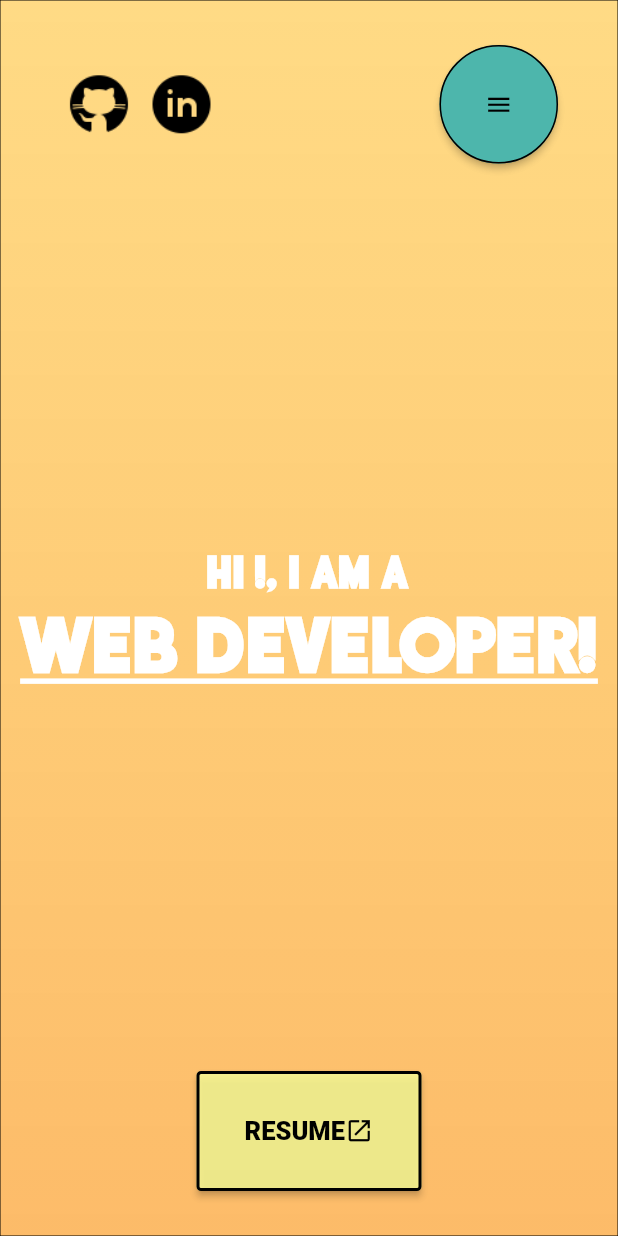
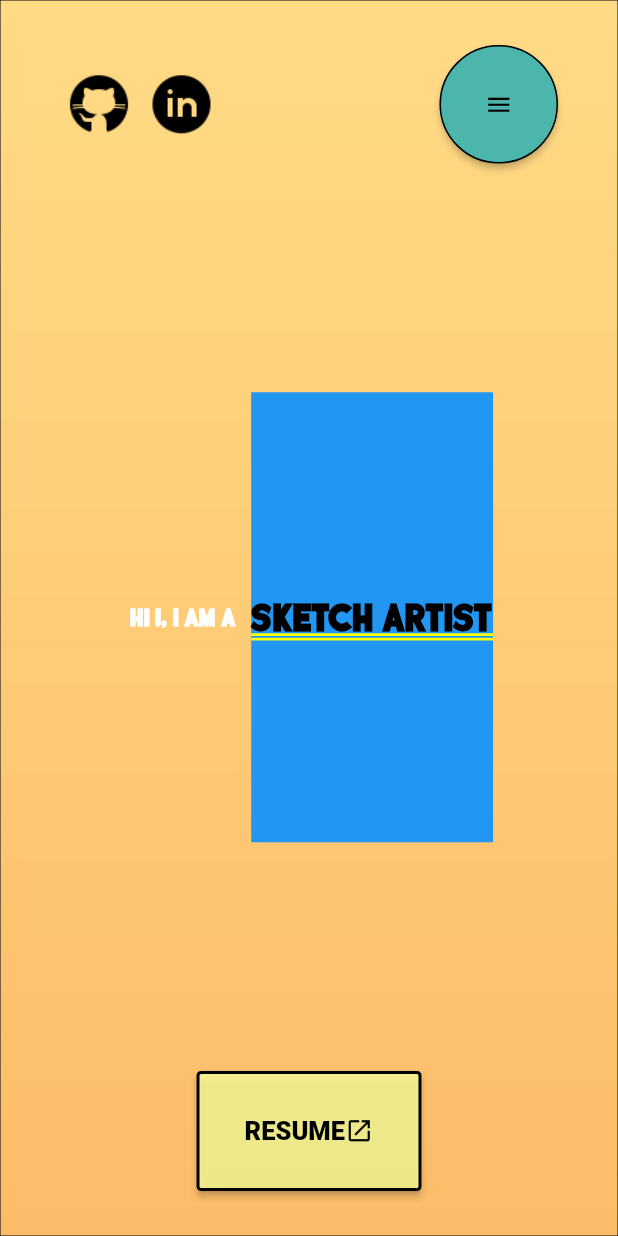
Before and after one commit to DXTkastb/portfolio, a Flutter app: the screen it shows after launch, on a phone screen of 412 x 824 dp. Run offline on Flutter 3.47's test engine with Material 2 defaults, Android fonts, the phone set to English and light mode, and no system bars; missing offline and left inert: universal_html.

Commit message:
added animation beta

```diff
--- a/lib/homescreen/ColumnChildren.dart
+++ b/lib/homescreen/ColumnChildren.dart
@@ -1,5 +1,5 @@
-import 'dart:ui';
 import 'package:flutter/material.dart';
+import './midtext.dart';
 import '../buttons/resumebutton.dart';
 import '../homescreen/TabLinks.dart';
 
@@ -23,41 +23,7 @@ class ColumnChildren extends StatelessWidget {
               const EdgeInsets.only(top: 30, bottom: 0, left: 40, right: 40),
           child: TabLinks(ismobile),
         ),
-        Container(
-            height: 300,
-            alignment: Alignment.center,
-            child: RichText(
-              text: TextSpan(
-                children: [
-                  TextSpan(
-                    text: 'Hi !, I am a ',
-                    style: TextStyle(
-                      decoration: TextDecoration.none,
-                      fontWeight: FontWeight.bold,
-                      fontSize:
-                          (ismobile) ? 30 : (constraints.maxWidth * 0.038),
-                      color: Colors.white,
-                      // const Color.fromRGBO(34, 87, 126, 1.0),
-                      fontFamily: 'disp',
-                    ),
-                  ),
-                  (ismobile)
-                      ? const TextSpan(text: '\n')
-                      : const TextSpan(text: ''),
-                  TextSpan(
-                    text: 'Web Developer!',
-                    style: TextStyle(
-                      fontFamily: 'disp',
-                      decoration: TextDecoration.underline,
-                      fontWeight: FontWeight.bold,
-                      fontSize:
-                          (ismobile) ? 50 : (constraints.maxWidth * 0.060),
-                    ),
-                  ),
-                ],
-              ),
-              textAlign: TextAlign.center,
-            )),
+        MidText(constraints),
         Padding(
           padding: const EdgeInsets.only(bottom: 30),
           child: ResumeButton("RESUME", true, Colors.black,
@@ -67,3 +33,49 @@ class ColumnChildren extends StatelessWidget {
     );
   }
 }
+
+// class Midtext2 extends StatelessWidget {
+//   BoxConstraints box;
+//
+//   Midtext2(this.box);
+//
+//   @override
+//   Widget build(BuildContext context) {
+//     return Container(
+//         height: 300,
+//         alignment: Alignment.center,
+//         child: RichText(
+//           text: TextSpan(
+//             children: [
+//               TextSpan(
+//                 text: 'Hi !, I am a ',
+//                 style: TextStyle(
+//                   decoration: TextDecoration.none,
+//                   fontWeight: FontWeight.bold,
+//                   fontSize:
+//                   (false) ? 30 : (box.maxWidth * 0.038),
+//                   color: Colors.white,
+//                   // const Color.fromRGBO(34, 87, 126, 1.0),
+//                   fontFamily: 'disp',
+//                 ),
+//               ),
+//               (false)
+//                   ? const TextSpan(text: '\n')
+//                   : const TextSpan(text: ''),
+//               TextSpan(
+//                 text: 'Web Developer!',
+//                 style: TextStyle(
+//                   color: Colors.black,
+//                   fontFamily: 'disp',
+//                   decoration: TextDecoration.underline,
+//                   fontWeight: FontWeight.bold,
+//                   fontSize:
+//                   (false) ? 50 : (box.maxWidth * 0.060),
+//                 ),
+//               ),
+//             ],
+//           ),
+//           textAlign: TextAlign.center,
+//         ));
+//   }
+// }
--- /dev/null
+++ b/lib/homescreen/midtext.dart
@@ -0,0 +1,98 @@
+import 'dart:async';
+
+import 'package:flutter/material.dart';
+
+class MidText extends StatefulWidget {
+  final BoxConstraints box;
+  MidText(this.box);
+  @override
+  State<StatefulWidget> createState() {
+    // TODO: implement createState
+    return MidTextState();
+  }
+}
+
+class MidTextState extends State<MidText> with SingleTickerProviderStateMixin {
+  var s = 'abc';
+  int index = 0;
+  late AnimationController ac;
+  late Animation<double> animation;
+  late bool goingahead;
+
+  @override
+  void initState() {
+    goingahead = false;
+
+    ac = AnimationController(
+      duration: const Duration(milliseconds: 300),
+      reverseDuration: const Duration(milliseconds: 400),
+      vsync: this,
+    );
+    animation = Tween(begin: 0.0, end: 500.0)
+        .animate(CurvedAnimation(parent: ac, curve: Curves.linear));
+    animation.addListener(() {
+      setState(() {});
+    });
+    super.initState();
+  }
+
+  List<String> str = ['Web Developer!','Mobile App Developer','Sketch Artist','Photographer'];
+
+  @override
+  void didChangeDependencies() {
+    Timer.periodic(const Duration(milliseconds: 3000), (_) {
+      fireAnimation();
+    });
+
+    super.didChangeDependencies();
+  }
+
+  void fireAnimation() async {
+    await ac.forward();
+    index++;
+    if (index > 3) index = 0;
+    await ac.reverse();
+  }
+
+  @override
+  Widget build(BuildContext context) {
+    // TODO: implement build
+    return SizedBox(
+      width: double.infinity,
+      height: 300,
+      child: Center(
+        child: Row(mainAxisAlignment: MainAxisAlignment.center, children: [
+           Text(
+             'Hi !, I am a ',
+            textAlign: TextAlign.right,style: TextStyle(
+            decoration: TextDecoration.none,
+            fontWeight: FontWeight.bold,
+            fontSize:
+            (false) ? 30 : (widget.box.maxWidth * 0.038),
+            color: Colors.white,
+            // const Color.fromRGBO(34, 87, 126, 1.0),
+            fontFamily: 'disp',
+          ),
+          ),
+          const SizedBox(
+            width: 10,
+          ),
+          Container(
+              color: Colors.blue,
+              alignment: Alignment(-1, animation.value / 5000.0),
+              child: Text(
+                str[index],
+                style: TextStyle(
+                  color: Colors.black,
+                  fontFamily: 'disp',
+                  decoration: TextDecoration.underline,
+                  fontWeight: FontWeight.bold,
+                  fontSize:
+                  (false) ? 50 : (widget.box.maxWidth * 0.060),
+                ),
+              )),
+        ]),
+      ),
+    );
+  }
+}
--- a/lib/projects/projectcard.dart
+++ b/lib/projects/projectcard.dart
@@ -31,7 +31,7 @@ class ProjectCard extends StatelessWidget {
       alignment: Alignment.center,
       child: Card(
         shadowColor: const Color.fromRGBO(2, 30, 50, 1.0),
-        elevation: 15,
+        elevation: 8,
         shape: RoundedRectangleBorder(borderRadius: BorderRadius.circular(20)),
         color: const Color.fromRGBO(200, 231, 255, 1.0),
         child: Column(
--- a/lib/skills/carRow.dart
+++ b/lib/skills/carRow.dart
@@ -55,7 +55,7 @@ class SkillScreen extends StatelessWidget {
               ),
               Container(
                 margin: const EdgeInsets.only(top: 46,bottom: 10),
-                height: 13,
+                height: 11,
                 child: Row(
                   mainAxisAlignment: MainAxisAlignment.center,
                   children: [
```
Also changed, not shown: lib/data/projectdata.dart (+15 -6 lines), lib/projects/ProjectsScreen.dart (+5 -5 lines).
